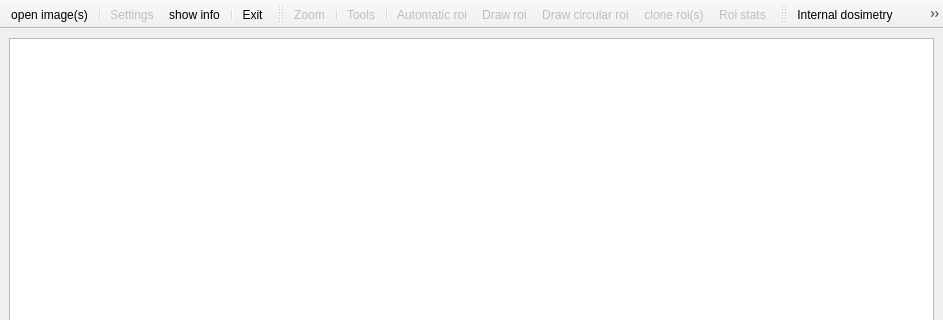
First picture: the form in ViDi.ui, repository miguepeinado/ViDi, before the edit; both pictures show x 0 to 943 and y 0 to 320 of the 943 by 675 pixel window.
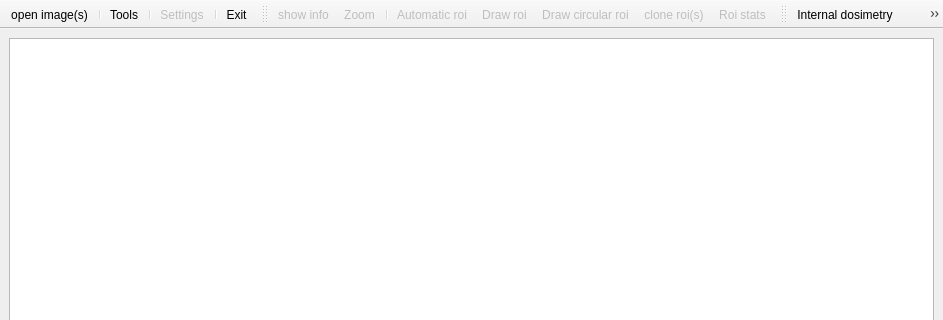
Second picture: the form after the edit. Icons and pictures are not drawn.

Patch:
```diff
--- a/ViDi.ui
+++ b/ViDi.ui
@@ -74,8 +74,9 @@
    </attribute>
    <addaction name="act_open_file"/>
    <addaction name="separator"/>
+   <addaction name="act_tools"/>
+   <addaction name="separator"/>
    <addaction name="act_settings"/>
-   <addaction name="act_show_info"/>
    <addaction name="separator"/>
    <addaction name="actExit"/>
   </widget>
@@ -101,10 +102,9 @@
    <attribute name="toolBarBreak">
     <bool>false</bool>
    </attribute>
+   <addaction name="act_show_info"/>
    <addaction name="act_zoom"/>
    <addaction name="separator"/>
-   <addaction name="act_tools"/>
-   <addaction name="separator"/>
    <addaction name="act_roi_auto"/>
    <addaction name="act_roi_pol"/>
    <addaction name="act_roi_circ"/>
```
Left out of the diff: 18 changed lines with no effect on the pictures.
